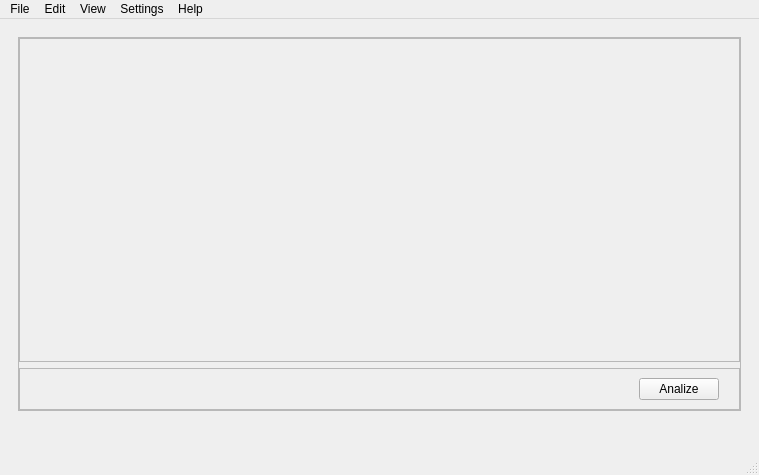
The window that lib/interface.ui (Mahdi3M/TRP-Chart) describes before a commit, drawn with Qt 5.
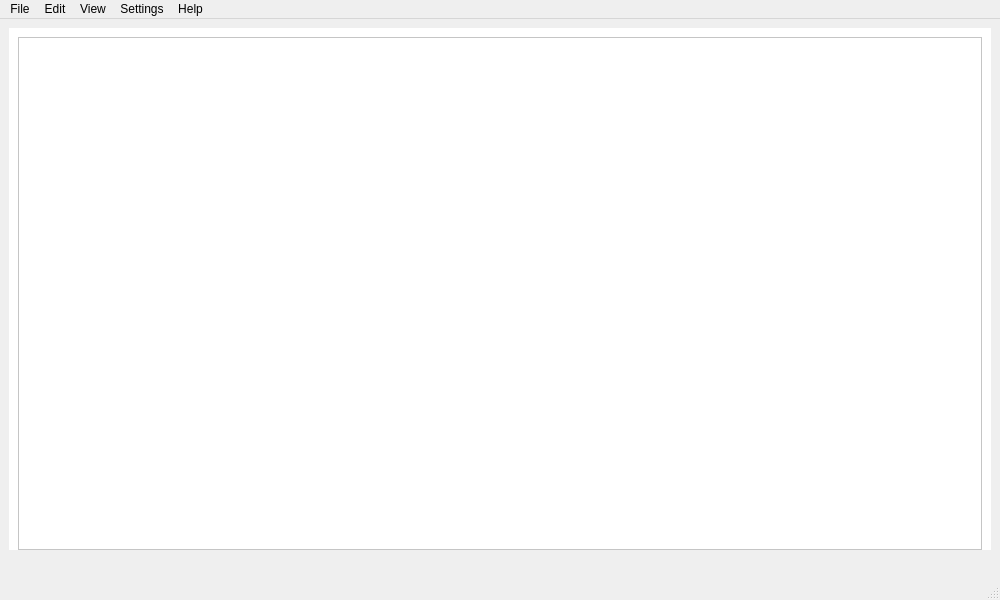
The same window after the commit. The open tabs and pages were chosen to show the change.

Commit message: -File data made global -Changed Chart Size

```diff
--- a/lib/interface.ui
+++ b/lib/interface.ui
@@ -6,8 +6,8 @@
    <rect>
     <x>0</x>
     <y>0</y>
-    <width>759</width>
-    <height>475</height>
+    <width>1000</width>
+    <height>600</height>
    </rect>
   </property>
   <property name="windowTitle">
@@ -20,6 +20,9 @@
    <layout class="QVBoxLayout" name="verticalLayout_6">
     <item>
      <widget class="QStackedWidget" name="stackedWidget">
+      <property name="styleSheet">
+       <string notr="true">background-color: white;</string>
+      </property>
       <property name="currentIndex">
        <number>0</number>
       </property>
@@ -66,6 +69,9 @@
       </widget>
       <widget class="QWidget" name="chartPage">
        <layout class="QVBoxLayout" name="verticalLayout_5">
+        <property name="bottomMargin">
+         <number>0</number>
+        </property>
         <item>
          <widget class="QFrame" name="chartFrame">
           <property name="frameShape">
@@ -87,86 +93,6 @@
            <property name="bottomMargin">
             <number>0</number>
            </property>
-           <item>
-            <widget class="QFrame" name="chart">
-             <property name="sizePolicy">
-              <sizepolicy hsizetype="Expanding" vsizetype="MinimumExpanding">
-               <horstretch>0</horstretch>
-               <verstretch>0</verstretch>
-              </sizepolicy>
-             </property>
-             <property name="frameShape">
-              <enum>QFrame::StyledPanel</enum>
-             </property>
-             <property name="frameShadow">
-              <enum>QFrame::Raised</enum>
-             </property>
-             <layout class="QVBoxLayout" name="verticalLayout_4">
-              <property name="leftMargin">
-               <number>0</number>
-              </property>
-              <property name="topMargin">
-               <number>0</number>
-              </property>
-              <property name="rightMargin">
-               <number>0</number>
-              </property>
-              <property name="bottomMargin">
-               <number>0</number>
-              </property>
-             </layout>
-            </widget>
-           </item>
-           <item>
-            <widget class="QFrame" name="button">
-             <property name="sizePolicy">
-              <sizepolicy hsizetype="Preferred" vsizetype="Fixed">
-               <horstretch>0</horstretch>
-               <verstretch>20</verstretch>
-              </sizepolicy>
-             </property>
-             <property name="frameShape">
-              <enum>QFrame::StyledPanel</enum>
-             </property>
-             <property name="frameShadow">
-              <enum>QFrame::Raised</enum>
-             </property>
-             <layout class="QHBoxLayout" name="horizontalLayout">
-              <property name="leftMargin">
-               <number>0</number>
-              </property>
-              <property name="rightMargin">
-               <number>20</number>
-              </property>
-              <item>
-               <spacer name="horizontalSpacer">
-                <property name="orientation">
-                 <enum>Qt::Horizontal</enum>
-                </property>
-                <property name="sizeHint" stdset="0">
-                 <size>
-                  <width>632</width>
-                  <height>20</height>
-                 </size>
-                </property>
-               </spacer>
-              </item>
-              <item>
-               <widget class="QPushButton" name="analysisButton">
-                <property name="sizePolicy">
-                 <sizepolicy hsizetype="Expanding" vsizetype="Expanding">
-                  <horstretch>0</horstretch>
-                  <verstretch>0</verstretch>
-                 </sizepolicy>
-                </property>
-                <property name="text">
-                 <string>Analize</string>
-                </property>
-               </widget>
-              </item>
-             </layout>
-            </widget>
-           </item>
           </layout>
          </widget>
         </item>
@@ -178,7 +104,7 @@
      <widget class="QLabel" name="copyright">
       <property name="font">
        <font>
-        <pointsize>12</pointsize>
+        <pointsize>8</pointsize>
        </font>
       </property>
       <property name="styleSheet">
@@ -199,7 +125,7 @@
     <rect>
      <x>0</x>
      <y>0</y>
-     <width>759</width>
+     <width>1000</width>
      <height>26</height>
     </rect>
    </property>
```
Left out of the diff: 2 changed lines with no effect on the pictures. The commit also changes 3 other files.
